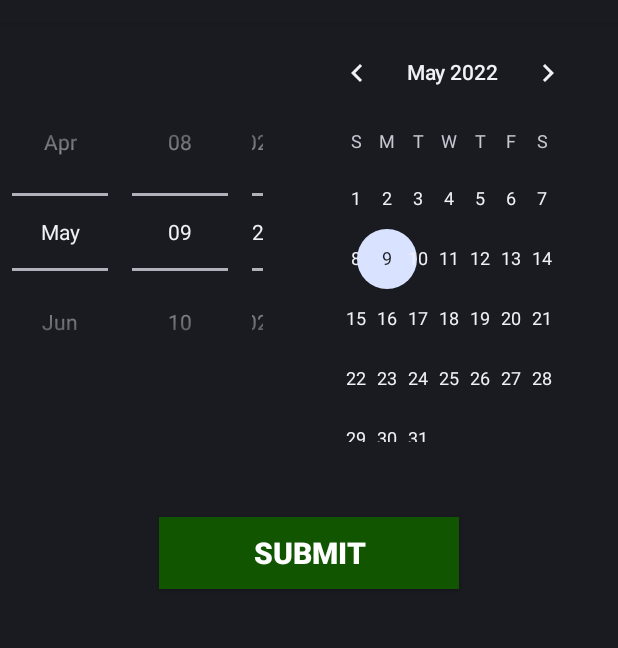
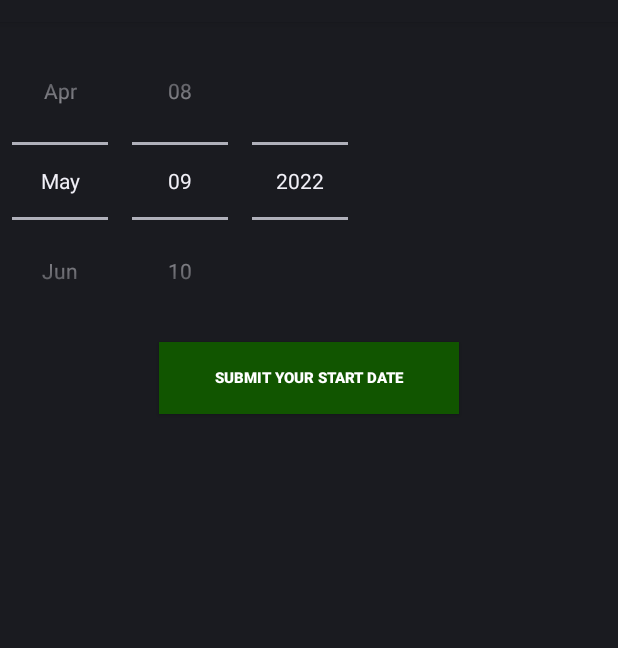
Before and after one commit to Michael-Vio/DailyReader, an Android app: the fragment DatePickerFragment shown on its own in the app's theme, on a phone screen of 412 x 824 dp, the part 62-710 px from its top. Run offline under Robolectric (Android 15) with nearby library versions, the phone set to English and light mode, and no system bars.

```diff
--- a/app/build.gradle
+++ b/app/build.gradle
@@ -75,6 +75,7 @@ dependencies {
     implementation 'com.google.firebase:firebase-database:20.0.4'
 
 
+
     implementation "androidx.work:work-runtime:2.7.1"
 
 
--- a/app/src/main/java/com/example/dailyreader/fragment/DatePickerFragment.java
+++ b/app/src/main/java/com/example/dailyreader/fragment/DatePickerFragment.java
@@ -14,12 +14,18 @@ import androidx.fragment.app.Fragment;
 import com.example.dailyreader.R;
 import com.example.dailyreader.databinding.DatePickerFragmentBinding;
 
+import java.util.Calendar;
 
 
 public class DatePickerFragment extends Fragment {
 
     private DatePickerFragmentBinding dateBinding;
     public DatePickerFragment(){}
+
+    // for end date
+    public int startDay;
+    public int startMonth;
+    public int startYear;
 
     @Override
     public View onCreateView(LayoutInflater inflater, ViewGroup container,
@@ -28,10 +34,60 @@ public class DatePickerFragment extends Fragment {
         dateBinding = DatePickerFragmentBinding.inflate(inflater, container, false);
         View view = dateBinding.getRoot();
 
+        //set start date
+        //set start date
+        //set start date
+
         DatePicker simpleDatePicker = (DatePicker)view.findViewById(R.id.simpleDatePicker); // initiate a date picker
+
+        // set the min date and max date
+        setMinAndMaxDate(simpleDatePicker,2022,4,1);
 
         Button submitButton = view.findViewById(R.id.submitButton);
         submitButton.setOnClickListener(new View.OnClickListener() {
+            @Override
+            public void onClick(View v) {
+
+                // get the values for day of month , month and year from a date picker
+                String day = "Day = " + simpleDatePicker.getDayOfMonth();
+                String month = "Month = " + (simpleDatePicker.getMonth() + 1);
+                String year = "Year = " + simpleDatePicker.getYear();
+
+                int day1 = simpleDatePicker.getDayOfMonth();
+                int month1 = (simpleDatePicker.getMonth() + 1);
+                int year1 = simpleDatePicker.getYear();
+
+                startDay = day1;
+                startMonth = month1;
+                startYear = year1;
+
+                String dob =year1 + "-" + month1 + "-" +day1;
+                // display the values by using a toast
+
+                //changeDobFormat
+                String dobAfterChange = changeDobFormat(day1,month1,year1);
+
+                Toast.makeText(getContext(), dobAfterChange, Toast.LENGTH_LONG).show();
+
+                sendStringDob(dobAfterChange);
+            }
+        });
+
+        /*//set end date
+        //set end date
+        //set end date
+        DatePicker simpleDatePickerForEnd = (DatePicker)view.findViewById(R.id.simpleDatePickerForEnd); // initiate a date picker
+
+        // set the min date and max date
+        Calendar mCalendar = Calendar.getInstance();
+        int endDay = startDay + 5;
+        mCalendar.set(startYear, startMonth-1, startDay);
+        simpleDatePickerForEnd.setMinDate(mCalendar.getTimeInMillis());
+        mCalendar.set(startYear, startMonth-1, endDay);
+        simpleDatePickerForEnd.setMaxDate(mCalendar.getTimeInMillis());
+
+        Button submitButtonForEnd = view.findViewById(R.id.submitButtonForEnd);
+        submitButtonForEnd.setOnClickListener(new View.OnClickListener() {
             @Override
             public void onClick(View v) {
 
@@ -54,8 +110,20 @@ public class DatePickerFragment extends Fragment {
 
                 sendStringDob(dobAfterChange);
             }
-        });
+        });*/
+
         return view;
+    }
+
+    public void setMinAndMaxDate(DatePicker datePicker,int year, int month, int day){
+
+        // set the min date and max date
+        Calendar mCalendar = Calendar.getInstance();
+        mCalendar.set(year, month-1, day);
+        datePicker.setMinDate(mCalendar.getTimeInMillis());
+        mCalendar.set(2022, 4, 31);
+        datePicker.setMaxDate(mCalendar.getTimeInMillis());
+
     }
 
     public void sendStringDob(String dob){
--- a/app/src/main/res/layout/date_picker_fragment.xml
+++ b/app/src/main/res/layout/date_picker_fragment.xml
@@ -1,13 +1,18 @@
 <?xml version="1.0" encoding="utf-8"?>
 <RelativeLayout xmlns:android="http://schemas.android.com/apk/res/android"
     android:layout_width="match_parent"
-    android:layout_height="match_parent">
+    android:layout_height="match_parent"
+    >
+
+    <!-- spinner mode of a date picker -->
 
     <DatePicker
         android:id="@+id/simpleDatePicker"
         android:layout_width="wrap_content"
         android:layout_height="wrap_content"
-        android:datePickerMode="spinner" /> <!-- spinner mode of a date picker -->
+        android:calendarViewShown="false"
+        android:datePickerMode="spinner"
+        android:gravity="center" />
 
     <Button
         android:id="@+id/submitButton"
@@ -15,11 +20,32 @@
         android:layout_height="wrap_content"
         android:layout_below="@+id/simpleDatePicker"
         android:layout_centerHorizontal="true"
-        android:layout_marginTop="50dp"
+        android:layout_marginTop="1dp"
         android:background="#150"
-        android:text="SUBMIT"
+        android:text="Submit your start date"
         android:textColor="#fff"
-        android:textSize="20sp"
+        android:textSize="10sp"
         android:textStyle="bold" />
 
+    <!--<DatePicker
+        android:id="@+id/simpleDatePickerForEnd"
+        android:layout_width="wrap_content"
+        android:layout_height="wrap_content"
+        android:layout_below="@+id/submitButton"
+        android:calendarViewShown="false"
+        android:datePickerMode="spinner" /> &lt;!&ndash; spinner mode of a date picker &ndash;&gt;
+
+    <Button
+        android:id="@+id/submitButtonForEnd"
+        android:layout_width="200dp"
+        android:layout_height="wrap_content"
+        android:layout_below="@+id/simpleDatePickerForEnd"
+        android:layout_centerHorizontal="true"
+        android:layout_marginTop="1dp"
+        android:background="#150"
+        android:text="Submit your end date"
+        android:textColor="#fff"
+        android:textSize="10sp"
+        android:textStyle="bold" />-->
+
 </RelativeLayout>
```
Also changed, not shown: app/src/main/java/com/example/dailyreader/fragment/AddFragment.java (+53 -14 lines), build.gradle (+7 -0 lines).
